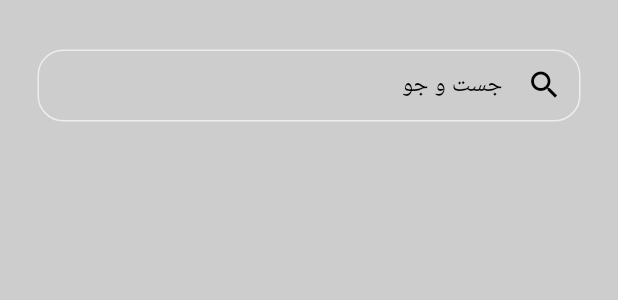
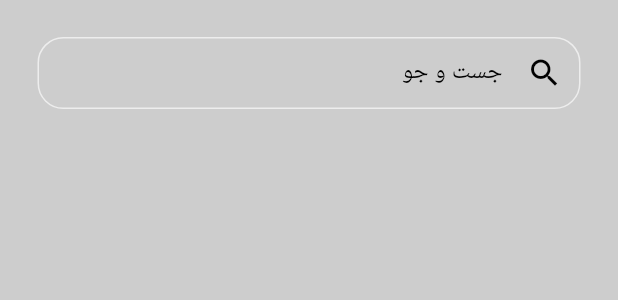
Before and after one commit to MohsenModhej13/Duel, a Flutter app: the SearchInput widget shown alone on an empty page, opened directly, on a phone screen of 412 x 824 dp. Shown: the top 300 px of the screen. Run offline on Flutter 3.47's test engine with Material 3 defaults, Android fonts, the phone set to English and light mode, and no system bars; our stand-ins replace animate_do, bloc, country_picker, equatable, flutter_bloc, flutter_screenutil and 2 more; accounts and stored records are empty; network calls fail.

Commit message:
Explore Section Finished!

```diff
--- a/lib/Features/Explore_Features/widget/search_input.dart
+++ b/lib/Features/Explore_Features/widget/search_input.dart
@@ -16,11 +16,11 @@ class _SearchInputState extends State<SearchInput> {
 
   @override
   Widget build(BuildContext context) {
-    return Expanded(
-      child: Padding(
+    return Padding(
       padding: EdgeInsets.symmetric(
-          vertical: Constants.screenSize(context).height * 0.04,
+        vertical: Constants.screenSize(context).height * 0.03,
         horizontal: 25,
+
       ),
       child: TextField(
         controller: searchCTRL,
@@ -44,7 +44,6 @@ class _SearchInputState extends State<SearchInput> {
           );
         },
       ),
-      ),
     );
   }
 }
```
Also changed, not shown: lib/Features/Explore_Features/view/explore_view.dart (+13 -12 lines). Lines whose indentation alone changed are shown as unchanged.
